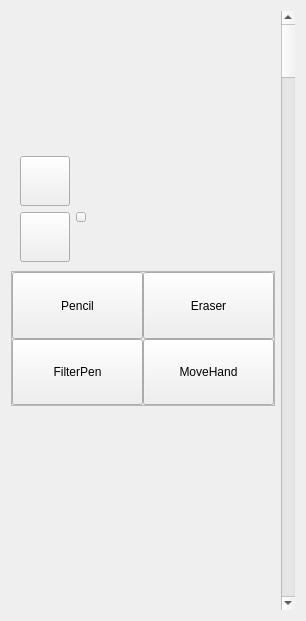
This is 图像处理程序/Tools.ui in March-rain233/MineSketchpad as Qt 5 draws it before an edit. The edited form follows.
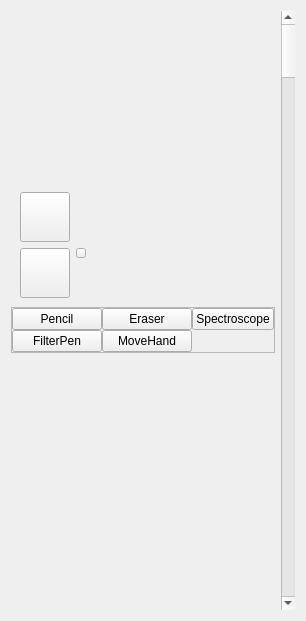
This is the edited form. Custom widgets are drawn as their Qt base class.

Patch:
```diff
--- a/图像处理程序/Tools.ui
+++ b/图像处理程序/Tools.ui
@@ -33,7 +33,7 @@
        <number>0</number>
       </property>
       <item row="0" column="0">
-       <layout class="QVBoxLayout" name="verticalLayout" stretch="2,1,2,3">
+       <layout class="QVBoxLayout" name="verticalLayout" stretch="2,1,0,3">
         <item>
          <widget class="MyPalette" name="widget_2" native="true">
           <property name="sizePolicy">
@@ -137,7 +137,55 @@
            <property name="spacing">
             <number>0</number>
            </property>
-           <item row="2" column="0">
+           <item row="5" column="2">
+            <widget class="QPushButton" name="MoveHand">
+             <property name="sizePolicy">
+              <sizepolicy hsizetype="Expanding" vsizetype="Expanding">
+               <horstretch>0</horstretch>
+               <verstretch>0</verstretch>
+              </sizepolicy>
+             </property>
+             <property name="text">
+              <string>MoveHand</string>
+             </property>
+             <property name="checkable">
+              <bool>true</bool>
+             </property>
+            </widget>
+           </item>
+           <item row="5" column="0">
+            <widget class="QPushButton" name="pushButton_2">
+             <property name="sizePolicy">
+              <sizepolicy hsizetype="Expanding" vsizetype="Expanding">
+               <horstretch>0</horstretch>
+               <verstretch>0</verstretch>
+              </sizepolicy>
+             </property>
+             <property name="text">
+              <string>FilterPen</string>
+             </property>
+             <property name="checkable">
+              <bool>true</bool>
+             </property>
+            </widget>
+           </item>
+           <item row="3" column="2">
+            <widget class="QToolButton" name="Eraser">
+             <property name="sizePolicy">
+              <sizepolicy hsizetype="Expanding" vsizetype="Expanding">
+               <horstretch>0</horstretch>
+               <verstretch>0</verstretch>
+              </sizepolicy>
+             </property>
+             <property name="text">
+              <string>Eraser</string>
+             </property>
+             <property name="checkable">
+              <bool>true</bool>
+             </property>
+            </widget>
+           </item>
+           <item row="3" column="0">
             <widget class="QToolButton" name="Pencil">
              <property name="sizePolicy">
               <sizepolicy hsizetype="Expanding" vsizetype="Expanding">
@@ -171,48 +219,16 @@
              </property>
             </widget>
            </item>
-           <item row="3" column="0">
-            <widget class="QPushButton" name="pushButton_2">
+           <item row="3" column="3">
+            <widget class="QPushButton" name="Spectroscope">
              <property name="sizePolicy">
-              <sizepolicy hsizetype="Expanding" vsizetype="Expanding">
+              <sizepolicy hsizetype="Maximum" vsizetype="Maximum">
                <horstretch>0</horstretch>
                <verstretch>0</verstretch>
               </sizepolicy>
              </property>
              <property name="text">
-              <string>FilterPen</string>
-             </property>
-             <property name="checkable">
-              <bool>true</bool>
-             </property>
-            </widget>
-           </item>
-           <item row="3" column="2">
-            <widget class="QPushButton" name="MoveHand">
-             <property name="sizePolicy">
-              <sizepolicy hsizetype="Expanding" vsizetype="Expanding">
-               <horstretch>0</horstretch>
-               <verstretch>0</verstretch>
-              </sizepolicy>
-             </property>
-             <property name="text">
-              <string>MoveHand</string>
-             </property>
-             <property name="checkable">
-              <bool>true</bool>
-             </property>
-            </widget>
-           </item>
-           <item row="2" column="2">
-            <widget class="QToolButton" name="Eraser">
-             <property name="sizePolicy">
-              <sizepolicy hsizetype="Expanding" vsizetype="Expanding">
-               <horstretch>0</horstretch>
-               <verstretch>0</verstretch>
-              </sizepolicy>
-             </property>
-             <property name="text">
-              <string>Eraser</string>
+              <string>Spectroscope</string>
              </property>
              <property name="checkable">
               <bool>true</bool>
```
